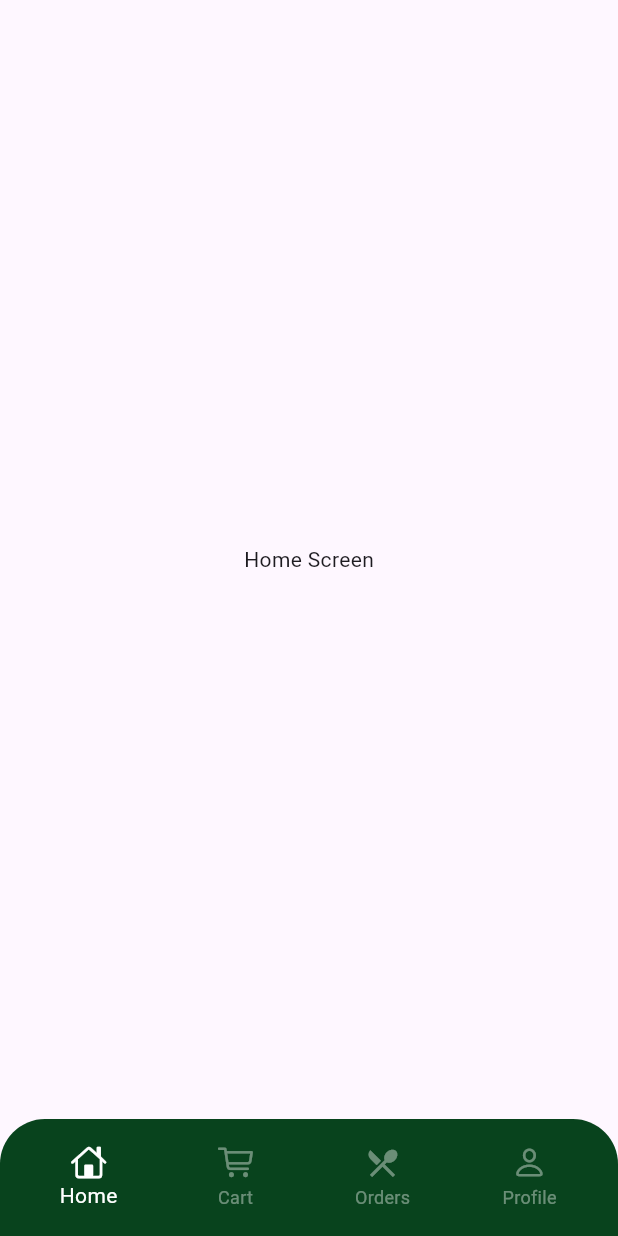
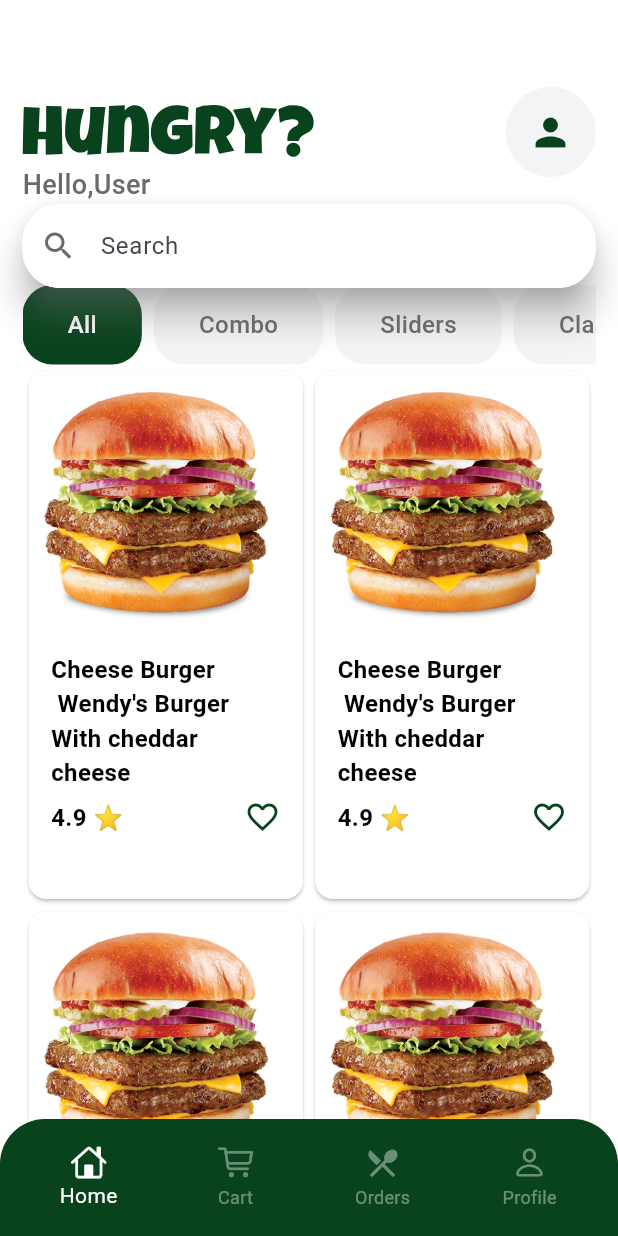
Before and after one commit to Amaniiy/Hungery_App, a Flutter app: the screen it shows after launch, on a phone screen of 412 x 824 dp. Run offline on Flutter 3.47's test engine with Material 3 defaults, Android fonts, the phone set to English and light mode, and no system bars; our stand-ins replace flutter_svg, gap.

Commit message:
-build home screen

```diff
--- a/lib/core/theming/colorsapp.dart
+++ b/lib/core/theming/colorsapp.dart
@@ -2,4 +2,6 @@ import 'package:flutter/material.dart';
 
 class ColorsApp {
   static const Color mainColor = Color(0xFF08431D);
+  static const Color helperColor = Color(0xFF6A6A6A);
+  static const Color componentColor = Color(0xFFF3F4F6);
 }
--- a/lib/features/home/ui/home.dart
+++ b/lib/features/home/ui/home.dart
@@ -1,14 +1,69 @@
 import 'package:flutter/material.dart';
+import 'package:gap/gap.dart';
+import 'package:sonic_app/features/home/ui/widgets/card_item.dart';
+import 'package:sonic_app/features/home/ui/widgets/categorys.dart';
+import 'package:sonic_app/features/home/ui/widgets/header.dart';
+import 'package:sonic_app/features/home/ui/widgets/search.dart';
 
-class HomeScreen extends StatelessWidget {
+class HomeScreen extends StatefulWidget {
   const HomeScreen({super.key});
 
   @override
+  State<HomeScreen> createState() => _HomeScreenState();
+}
+
+class _HomeScreenState extends State<HomeScreen> {
+  List categories = ['All', 'Combo', 'Sliders', 'Classic'];
+  int selectedIndex = 0;
+  @override
   Widget build(BuildContext context) {
-    return Scaffold(
-      body: Container(
-        alignment: Alignment.center,
-        child: const Text('Home Screen'),
+    return GestureDetector(
+      onTap: () => FocusScope.of(context).unfocus(),
+      child: Scaffold(
+        body: CustomScrollView(
+          slivers: [
+            SliverAppBar(
+              backgroundColor: Colors.white,
+              toolbarHeight: 190,
+              automaticallyImplyLeading: false,
+              flexibleSpace: Padding(
+                padding: EdgeInsets.only(top: 40, left: 15, right: 15),
+                child: Column(children: [Header(), SearchItem()]),
+              ),
+              elevation: 0,
+              scrolledUnderElevation: 0,
+              pinned: true,
+            ),
+
+            SliverToBoxAdapter(
+              child: Padding(
+                padding: const EdgeInsets.symmetric(horizontal: 15),
+                child: CategoryItem(
+                  categories: categories,
+                  selectedIndex: selectedIndex,
+                ),
+              ),
+            ),
+            SliverPadding(
+              padding: const EdgeInsets.symmetric(horizontal: 15),
+              sliver: SliverGrid(
+                delegate: SliverChildBuilderDelegate((context, index) {
+                  return CardItem(
+                    image: 'assets/images/card.png',
+                    text: 'Cheese Burger\n Wendy\'s Burger',
+                    desc: 'With cheddar cheese',
+                    rate: '4.9',
+                  );
+                }, childCount: 6),
+                gridDelegate: SliverGridDelegateWithFixedCrossAxisCount(
+                  crossAxisCount: 2,
+
+                  childAspectRatio: 0.53,
+                ),
+              ),
+            ),
+          ],
+        ),
       ),
     );
   }
--- /dev/null
+++ b/lib/features/home/ui/widgets/card_item.dart
@@ -0,0 +1,61 @@
+import 'package:flutter/material.dart';
+import 'package:gap/gap.dart';
+import 'package:sonic_app/core/theming/colorsapp.dart';
+import 'package:sonic_app/core/widgets/custom_text.dart';
+
+class CardItem extends StatelessWidget {
+  CardItem({
+    super.key,
+    required this.image,
+    required this.text,
+    required this.desc,
+    required this.rate,
+  });
+  final String image, text, desc, rate;
+
+  @override
+  Widget build(BuildContext context) {
+    return Card(
+      color: Colors.white,
+      child: Column(
+        crossAxisAlignment: CrossAxisAlignment.start,
+        children: [
+          Image.asset(image, width: 170),
+          Padding(
+            padding: const EdgeInsets.all(15.0),
+            child: Column(
+              crossAxisAlignment: CrossAxisAlignment.start,
+              children: [
+                CustomText(
+                  text: text,
+                  fontSize: 16,
+                  fontWeight: FontWeight.w600,
+                  color: Colors.black,
+                ),
+                CustomText(
+                  text: desc,
+                  fontSize: 16,
+                  fontWeight: FontWeight.w600,
+                  color: Colors.black,
+                ),
+                Gap(6),
+                Row(
+                  children: [
+                    CustomText(
+                      text: '$rate ⭐',
+                      fontSize: 16,
+                      fontWeight: FontWeight.w600,
+                      color: Colors.black,
+                    ),
+                    Spacer(),
+                    Icon(Icons.favorite_border, color: ColorsApp.mainColor),
+                  ],
+                ),
+              ],
+            ),
+          ),
+        ],
+      ),
+    );
+  }
+}
--- /dev/null
+++ b/lib/features/home/ui/widgets/categorys.dart
@@ -0,0 +1,61 @@
+import 'package:flutter/material.dart';
+import 'package:sonic_app/core/theming/colorsapp.dart';
+import 'package:sonic_app/core/widgets/custom_text.dart';
+
+class CategoryItem extends StatefulWidget {
+  CategoryItem({
+    super.key,
+    required this.categories,
+    required this.selectedIndex,
+  });
+  final List categories;
+  final int selectedIndex;
+
+  @override
+  State<CategoryItem> createState() => _CategoryItemState();
+}
+
+class _CategoryItemState extends State<CategoryItem> {
+  late int selectedIndex;
+  @override
+  void initState() {
+    super.initState();
+    selectedIndex = widget.selectedIndex;
+  }
+
+  @override
+  Widget build(BuildContext context) {
+    return SingleChildScrollView(
+      scrollDirection: Axis.horizontal,
+      child: Row(
+        children: List.generate(widget.categories.length, (index) {
+          return GestureDetector(
+            onTap: () {
+              setState(() {
+                selectedIndex = index;
+              });
+            },
+            child: Container(
+              margin: const EdgeInsets.only(right: 8),
+              decoration: BoxDecoration(
+                borderRadius: BorderRadius.circular(20),
+                color: selectedIndex == index
+                    ? ColorsApp.mainColor
+                    : ColorsApp.componentColor,
+              ),
+              padding: const EdgeInsets.symmetric(vertical: 15, horizontal: 30),
+              child: CustomText(
+                text: widget.categories[index],
+                color: selectedIndex == index
+                    ? Colors.white
+                    : ColorsApp.helperColor,
+                fontSize: 16,
+                fontWeight: FontWeight.w500,
+              ),
+            ),
+          );
+        }),
+      ),
+    );
+  }
+}
--- /dev/null
+++ b/lib/features/home/ui/widgets/header.dart
@@ -0,0 +1,42 @@
+import 'package:flutter/material.dart';
+import 'package:flutter_svg/svg.dart';
+import 'package:gap/gap.dart';
+import 'package:sonic_app/core/theming/colorsapp.dart';
+import 'package:sonic_app/core/widgets/custom_text.dart';
+
+class Header extends StatelessWidget {
+  const Header({super.key});
+
+  @override
+  Widget build(BuildContext context) {
+    return Row(
+      children: [
+        Column(
+          mainAxisAlignment: MainAxisAlignment.center,
+          crossAxisAlignment: CrossAxisAlignment.start,
+          children: [
+            Gap(30),
+            SvgPicture.asset(
+              'assets/images/logo.svg',
+              color: ColorsApp.mainColor,
+              height: 35,
+            ),
+            Gap(5),
+            CustomText(
+              text: 'Hello,User',
+              color: ColorsApp.helperColor,
+              fontSize: 18,
+              fontWeight: FontWeight.w500,
+            ),
+          ],
+        ),
+        Spacer(),
+        CircleAvatar(
+          backgroundColor: ColorsApp.componentColor,
+          radius: 30,
+          child: Icon(Icons.person, size: 30, color: ColorsApp.mainColor),
+        ),
+      ],
+    );
+  }
+}
--- /dev/null
+++ b/lib/features/home/ui/widgets/search.dart
@@ -0,0 +1,31 @@
+import 'package:flutter/material.dart';
+import 'package:sonic_app/core/theming/colorsapp.dart';
+
+class SearchItem extends StatelessWidget {
+  const SearchItem({super.key});
+
+  @override
+  Widget build(BuildContext context) {
+    return Material(
+      elevation: 10,
+      borderRadius: BorderRadius.circular(25),
+      shadowColor: Colors.grey,
+      child: TextField(
+        decoration: InputDecoration(
+          enabledBorder: OutlineInputBorder(
+            borderRadius: BorderRadius.circular(25),
+            borderSide: BorderSide(color: Colors.white),
+          ),
+          prefixIcon: Icon(Icons.search, color: ColorsApp.helperColor),
+          hintText: 'Search',
+          fillColor: Colors.white,
+          filled: true,
+          focusedBorder: OutlineInputBorder(
+            borderRadius: BorderRadius.circular(15),
+            borderSide: BorderSide(color: Colors.white),
+          ),
+        ),
+      ),
+    );
+  }
+}
--- a/lib/main.dart
+++ b/lib/main.dart
@@ -1,8 +1,5 @@
 import 'package:flutter/material.dart';
-import 'package:sonic_app/features/auth/login/ui/login_ui.dart';
-import 'package:sonic_app/features/auth/signup/ui/signup.dart';
 import 'package:sonic_app/root.dart';
-import 'package:sonic_app/splash.dart';
 
 void main() {
   runApp(const MyApp());
@@ -16,9 +13,7 @@ class MyApp extends StatelessWidget {
     return MaterialApp(
       debugShowCheckedModeBanner: false,
       title: 'Hungery',
-      theme: ThemeData(
-        colorScheme: ColorScheme.fromSeed(seedColor: Colors.deepPurple),
-      ),
+      theme: ThemeData(scaffoldBackgroundColor: Colors.white),
       home: const Root(),
     );
   }
--- a/lib/root.dart
+++ b/lib/root.dart
@@ -34,7 +34,11 @@ class _RootState extends State<Root> {
   @override
   Widget build(BuildContext context) {
     return Scaffold(
-      body: PageView(controller: pageController, children: screens),
+      body: PageView(
+        physics: NeverScrollableScrollPhysics(),
+        controller: pageController,
+        children: screens,
+      ),
       bottomNavigationBar: Container(
         padding: const EdgeInsets.all(10),
         decoration: BoxDecoration(
```
Also changed, not shown: assets/images/card.png (added).
